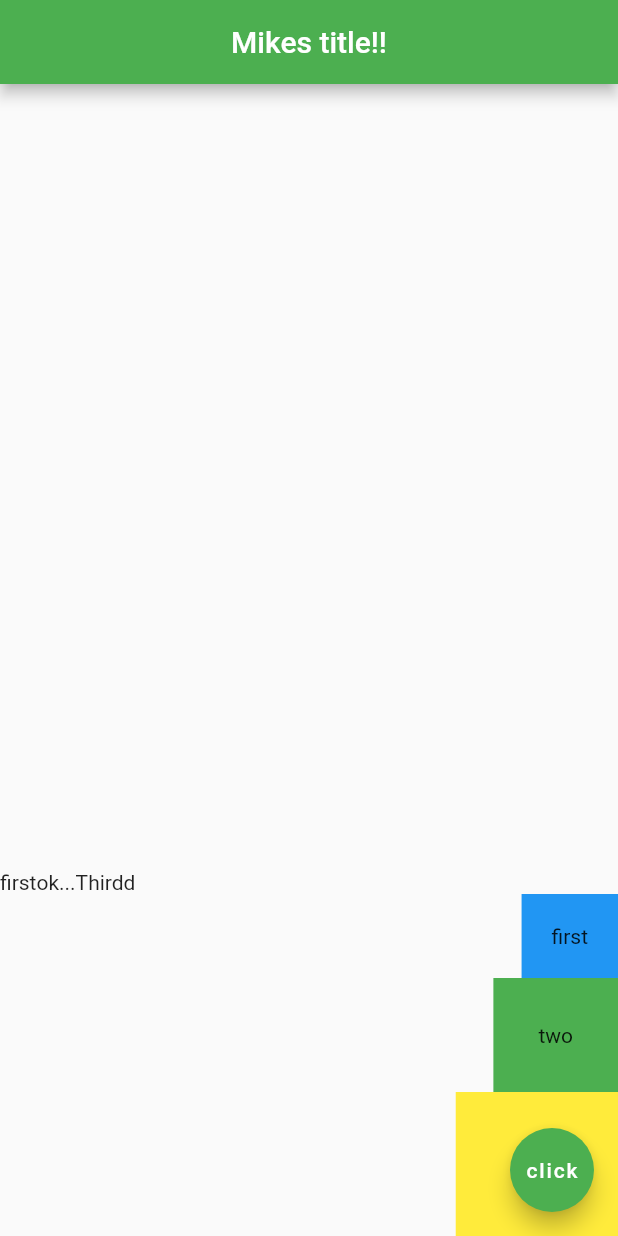
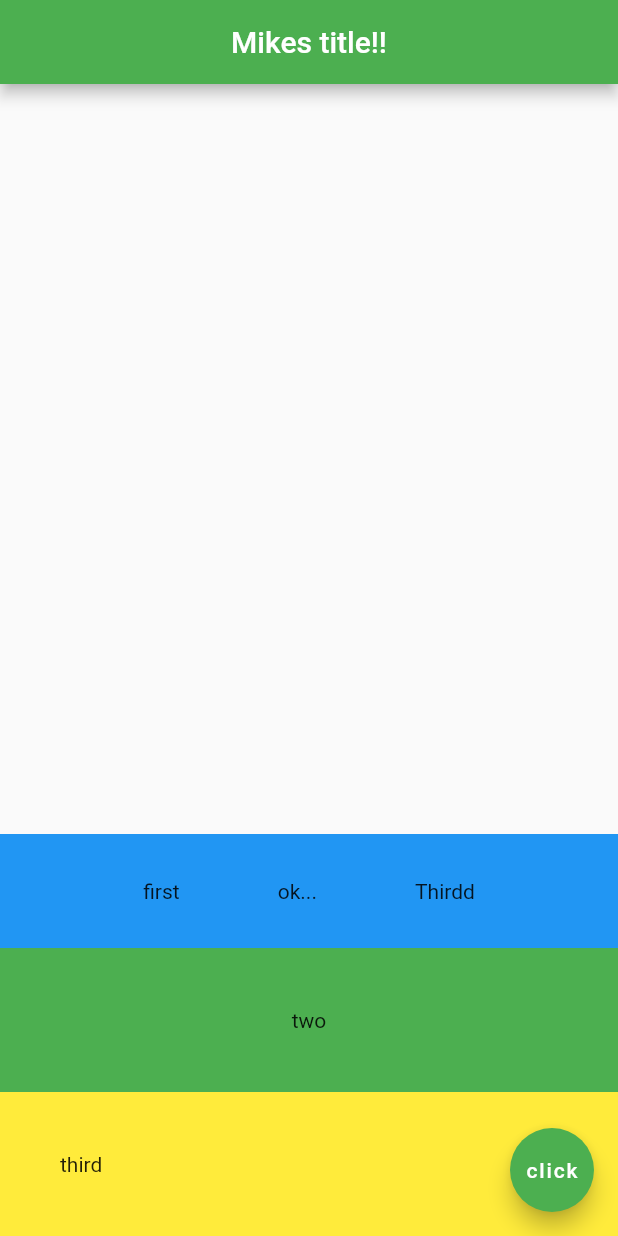
Before and after one commit to Mike-Yates/Flutter_practice_project1, a Flutter app: the screen it shows after launch, on a phone screen of 412 x 824 dp. Run offline on Flutter 3.47's test engine with Material 2 defaults, Android fonts, the phone set to English and light mode, and no system bars.

Commit message:
played with layouts, put a row inside a column and tested different combinations of paddings

```diff
--- a/lib/main.dart
+++ b/lib/main.dart
@@ -17,26 +17,27 @@ class Home extends StatelessWidget {
         ),
         body: Column(
           mainAxisAlignment: MainAxisAlignment.end,
-          crossAxisAlignment: CrossAxisAlignment.end,
+          crossAxisAlignment: CrossAxisAlignment.stretch,
           children: <Widget>[
-            Row(
-                // mainAxisAlignment: MainAxisAlignment.center,
-                // crossAxisAlignment: CrossAxisAlignment.center,
-                children: <Widget>[
-                  Text("first"),
-                  Text("ok..."),
-                  Text("Thirdd"),
+            Container(
+              padding: EdgeInsets.all(30.0),
+              color: Colors.blue,
+              child: Row(
+                  mainAxisAlignment: MainAxisAlignment.spaceEvenly,
+                  crossAxisAlignment: CrossAxisAlignment.center,
+                  children: <Widget>[
+                    Text("first"),
+                    Text("ok..."),
+                    Text("Thirdd"),
                   ]
+              ),
             ),
             Container(
-              padding: EdgeInsets.all(20.0),
-              color: Colors.blue,
-              child: Text("first"),
-            ),
-            Container(
-              padding: EdgeInsets.all(30.0),
+              padding: EdgeInsets.all(40),
               color: Colors.green,
+              child: Center(
               child: Text("two"),
+              ),
             ),
             Container(
               padding: EdgeInsets.all(40.0),
```
